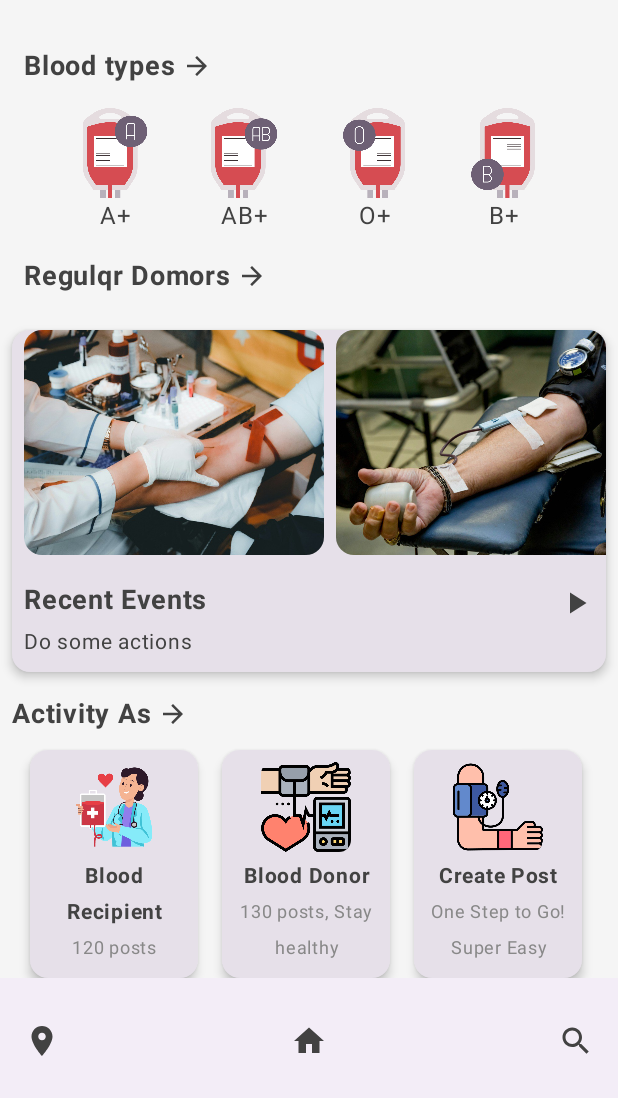
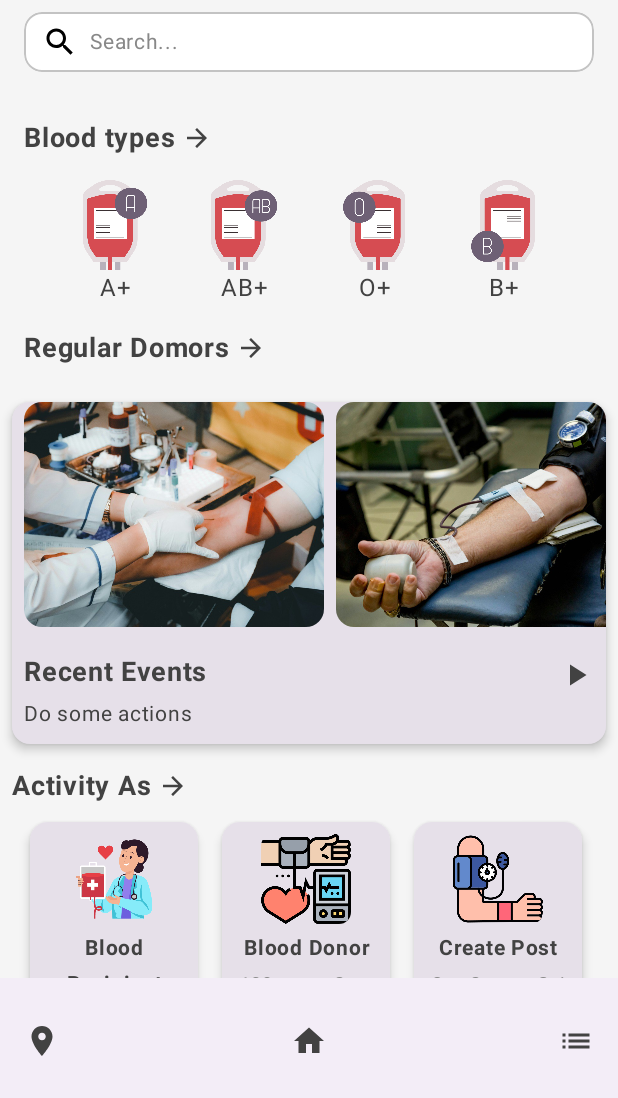
Before and after one commit to ghaya01/ahyaha, an Android app built with Jetpack Compose: the first screen one second after launch (MainActivity), on a phone screen of 412 x 824 dp, the part 138-1236 px from its top. Run offline under Robolectric (Android 15) with nearby library versions, the phone set to English and light mode, and no system bars; pictures from the network do not load.

Commit message:
add search bar , correct some errors

```diff
--- a/app/src/main/java/com/example/ahyaha/view/BottomNavigationBar.kt
+++ b/app/src/main/java/com/example/ahyaha/view/BottomNavigationBar.kt
@@ -4,6 +4,7 @@ import androidx.compose.foundation.layout.Spacer
 import androidx.compose.foundation.layout.size
 import androidx.compose.material.icons.Icons
 import androidx.compose.material.icons.filled.Home
+import androidx.compose.material.icons.filled.List
 import androidx.compose.material.icons.filled.LocationOn
 import androidx.compose.material.icons.filled.Search
 import androidx.compose.material3.BottomAppBar
@@ -43,8 +44,8 @@ fun BottomNavigationBar(onTabSelected: (Int) -> Unit) {
 
         IconButton(onClick = { }) {
             Icon(
-                Icons.Default.Search,
-                contentDescription = "research",
+                Icons.Default.List,
+                contentDescription = "list",
                 modifier = Modifier.size(24.dp)
             )
         }
--- a/app/src/main/java/com/example/ahyaha/view/DonorCard.kt
+++ b/app/src/main/java/com/example/ahyaha/view/DonorCard.kt
@@ -43,7 +43,7 @@ fun RegularDonorsSection(donors: List<Donor>) {
             modifier = Modifier.fillMaxWidth()
         ) {
             Text(
-                text = "Regulqr Domors",
+                text = "Regular Domors",
                 fontWeight = FontWeight.Bold,
                 fontSize = 18.sp,
                 modifier = Modifier.padding(end = 4.dp)
@@ -98,7 +98,7 @@ fun DonorCard(donor: Donor) {
 
                 Spacer(modifier = Modifier.height(8.dp))
 
-                Text(text = donor.name, style = MaterialTheme.typography.titleSmall, textAlign = TextAlign.Center)
+                Text(text = donor.name, style = MaterialTheme.typography.titleSmall,  textAlign = TextAlign.Center)
                 Text(text = "${donor.bloodGroup}${donor.Rh}",
                     style = MaterialTheme.typography.bodySmall, textAlign = TextAlign.Center)
                 Text(text = donor.location, style = MaterialTheme.typography.labelSmall, textAlign = TextAlign.Center)
--- a/app/src/main/java/com/example/ahyaha/view/MainScreen.kt
+++ b/app/src/main/java/com/example/ahyaha/view/MainScreen.kt
@@ -1,4 +1,5 @@
 package com.example.ahyaha.view
+
 import androidx.compose.foundation.layout.*
 import androidx.compose.foundation.rememberScrollState
 import androidx.compose.material3.*
@@ -8,8 +9,9 @@ import com.example.ahyaha.viewmodel.BloodTypeViewModel
 import com.example.ahyaha.viewmodel.DonorViewModel
 import android.annotation.SuppressLint
 import androidx.compose.foundation.*
-
-
+import androidx.compose.foundation.layout.Column
+import androidx.compose.foundation.layout.padding
+import androidx.compose.runtime.Composable
 
 @SuppressLint("UnusedMaterial3ScaffoldPaddingParameter")
 @Composable
@@ -20,6 +22,11 @@ fun MainScreen(
 ) {
     val donorState by donorViewModel.uiState.collectAsState()
     var selectedTab by remember { mutableStateOf(0) }
+    var searchText by remember { mutableStateOf("") }
+
+    val filteredDonors = donorState.donors.filter {
+        it.name.contains(searchText, ignoreCase = true)
+    }
 
     Scaffold(
         bottomBar = { BottomNavigationBar { selectedTab = it } }
@@ -30,14 +37,13 @@ fun MainScreen(
                     .fillMaxSize()
                     .verticalScroll(rememberScrollState())
             ) {
-                TopBar()
+                TopBar(searchText) { searchText = it }
                 BloodTypesSection()
                 ImageSection()
-                RegularDonorsSection(donors = donorState.donors)
+                RegularDonorsSection(donors = filteredDonors)
                 Events()
                 ActivitySection()
                 RecentPostsSection()
-
             }
         }
     }
--- a/app/src/main/java/com/example/ahyaha/view/TopBar.kt
+++ b/app/src/main/java/com/example/ahyaha/view/TopBar.kt
@@ -1,5 +1,6 @@
 package com.example.ahyaha.view
 
+import androidx.compose.foundation.background
 import androidx.compose.foundation.clickable
 import androidx.compose.foundation.layout.Arrangement
 import androidx.compose.foundation.layout.Column
@@ -23,9 +24,22 @@ import androidx.compose.ui.Modifier
 import androidx.compose.ui.text.style.TextAlign
 import androidx.compose.ui.unit.dp
 import androidx.compose.ui.unit.sp
+import androidx.compose.ui.draw.clip
+import androidx.compose.ui.graphics.Color
+
+import androidx.compose.material.icons.filled.*
+
+import androidx.compose.foundation.text.BasicTextField
+
+import androidx.compose.foundation.shape.RoundedCornerShape
+
+import androidx.compose.foundation.border
+import androidx.compose.foundation.layout.Box
+import androidx.compose.material3.LocalTextStyle
+
 //لأيقونات (إعدادات - إشعارات - ملف شخصي)
 @Composable
-fun TopBar() {
+fun TopBar(searchText: String, onSearchTextChanged: (String) -> Unit) {
     Column(
         modifier = Modifier
             .fillMaxWidth()
@@ -67,7 +81,7 @@ fun TopBar() {
 
         Spacer(modifier = Modifier.height(16.dp))
 
-        // العنوان الرائيسي
+
         Text(
             text = "Ahyaha\uD83E\uDE78",
             style = MaterialTheme.typography.titleLarge,
@@ -75,5 +89,45 @@ fun TopBar() {
             modifier = Modifier.fillMaxWidth(),
             textAlign = TextAlign.Unspecified
         )
+
+        Spacer(modifier = Modifier.height(8.dp))
+
+
+        Box(
+            modifier = Modifier
+                .fillMaxWidth()
+                .clip(RoundedCornerShape(12.dp))
+                .background(Color.White)
+                .border(1.dp, Color.Gray.copy(alpha = 0.5f), RoundedCornerShape(12.dp))
+                .padding(horizontal = 12.dp, vertical = 8.dp)
+        ) {
+            Row(
+                modifier = Modifier.fillMaxWidth(),
+                verticalAlignment = Alignment.CenterVertically
+            ) {
+                Icon(
+                    imageVector = Icons.Default.Search,
+                    contentDescription = "Search",
+                    modifier = Modifier.size(24.dp),
+                    tint = Color.Black
+                )
+                Spacer(modifier = Modifier.width(8.dp))
+
+                BasicTextField(
+                    value = searchText,
+                    onValueChange = onSearchTextChanged,
+                    textStyle = LocalTextStyle.current.copy(color = Color.Black, fontSize = 16.sp),
+                    modifier = Modifier.fillMaxWidth(),
+                    decorationBox = { innerTextField ->
+                        if (searchText.isEmpty()) {
+                            Text("Search...", fontSize = 14.sp, color = Color.Gray)
+                        }
+                        innerTextField()
+                    }
+                )
+            }
+        }
+
+
     }
 }
--- a/app/src/main/res/xml/backup_rules.xml
+++ b/app/src/main/res/xml/backup_rules.xml
@@ -1,4 +1,5 @@
-<?xml version="1.0" encoding="utf-8"?><!--
+<?xml version="1.0" encoding="utf-8"?>
+<!--
    Sample backup rules file; uncomment and customize as necessary.
    See https://developer.android.com/guide/topics/data/autobackup
    for details.
```
